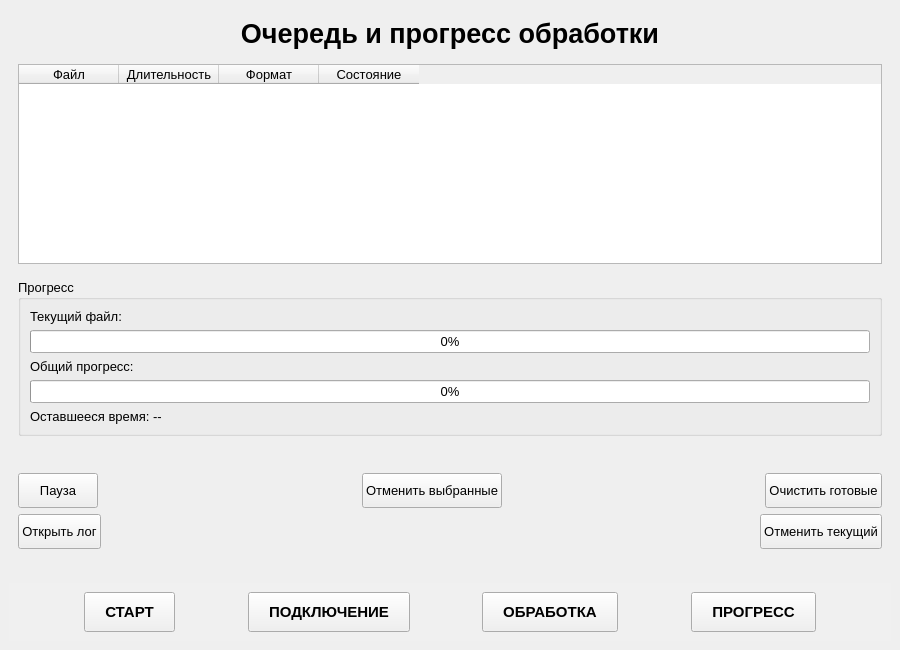
Old version of the form src/client/ui/ui_main.ui in the repository yakovlevia/SpeechEQ.
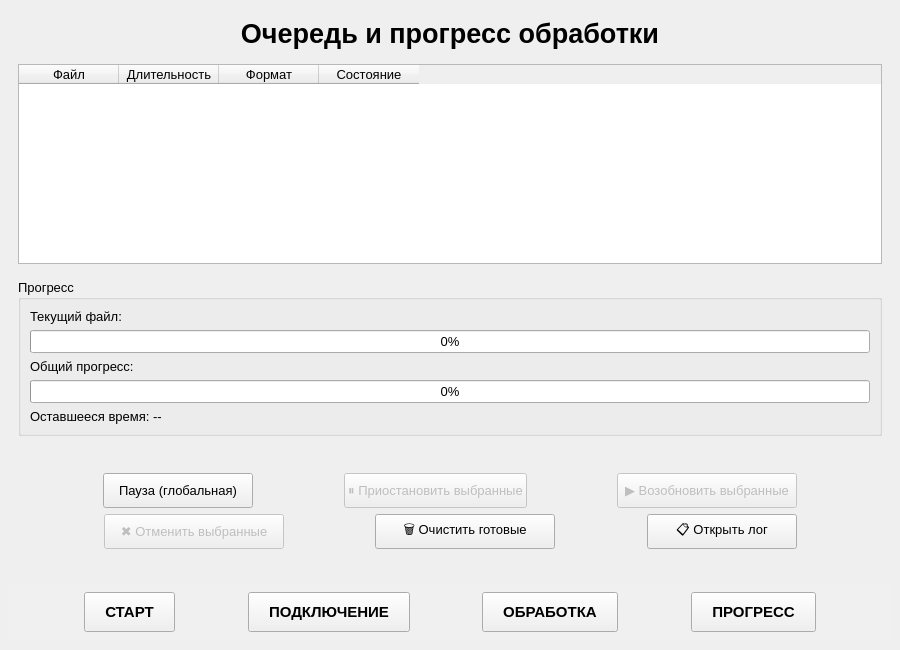
New version of the form. The open tabs and pages were chosen to show the change.

```diff
--- a/src/client/ui/ui_main.ui
+++ b/src/client/ui/ui_main.ui
@@ -1246,10 +1246,24 @@
         <!-- Упрощенные кнопки управления -->
         <item>
          <layout class="QHBoxLayout" name="horizontalLayout_6">
+          <item>
+           <spacer name="horizontalSpacer_progress_left">
+            <property name="orientation">
+             <enum>Qt::Horizontal</enum>
+            </property>
+            <property name="sizeHint" stdset="0">
+             <size>
+              <width>10</width>
+              <height>20</height>
+             </size>
+            </property>
+           </spacer>
+          </item>
+          
           <item>
            <widget class="QPushButton" name="pauseTasksBtn">
             <property name="text">
-             <string>Пауза</string>
+             <string>Пауза (глобальная)</string>
             </property>
             <property name="font">
              <font>
@@ -1258,7 +1272,7 @@
             </property>
             <property name="minimumSize">
              <size>
-              <width>0</width>
+              <width>150</width>
               <height>35</height>
              </size>
             </property>
@@ -1280,9 +1294,9 @@
           </item>
           
           <item>
-           <widget class="QPushButton" name="cancelSelectedBtn">
+           <widget class="QPushButton" name="pauseSelectedBtn">
             <property name="text">
-             <string>Отменить выбранные</string>
+             <string>⏸ Приостановить выбранные</string>
             </property>
             <property name="font">
              <font>
@@ -1291,10 +1305,13 @@
             </property>
             <property name="minimumSize">
              <size>
-              <width>0</width>
+              <width>180</width>
               <height>35</height>
              </size>
             </property>
+            <property name="enabled">
+             <bool>false</bool>
+            </property>
            </widget>
           </item>
           
@@ -1313,9 +1330,9 @@
           </item>
           
           <item>
-           <widget class="QPushButton" name="clearFinishedBtn">
+           <widget class="QPushButton" name="resumeSelectedBtn">
             <property name="text">
-             <string>Очистить готовые</string>
+             <string>▶ Возобновить выбранные</string>
             </property>
             <property name="font">
              <font>
@@ -1324,21 +1341,121 @@
             </property>
             <property name="minimumSize">
              <size>
-              <width>0</width>
+              <width>180</width>
               <height>35</height>
              </size>
             </property>
+            <property name="enabled">
+             <bool>false</bool>
+            </property>
            </widget>
           </item>
+          
+          <item>
+           <spacer name="horizontalSpacer_progress_mid3">
+            <property name="orientation">
+             <enum>Qt::Horizontal</enum>
+            </property>
+            <property name="sizeHint" stdset="0">
+             <size>
+              <width>10</width>
+              <height>20</height>
+             </size>
+            </property>
+           </spacer>
+          </item>
          </layout>
         </item>
         
         <item>
          <layout class="QHBoxLayout" name="horizontalLayout_7">
+          <item>
+           <spacer name="horizontalSpacer_progress_left2">
+            <property name="orientation">
+             <enum>Qt::Horizontal</enum>
+            </property>
+            <property name="sizeHint" stdset="0">
+             <size>
+              <width>10</width>
+              <height>20</height>
+             </size>
+            </property>
+           </spacer>
+          </item>
+          
+          <item>
+           <widget class="QPushButton" name="cancelSelectedBtn">
+            <property name="text">
+             <string>✖ Отменить выбранные</string>
+            </property>
+            <property name="font">
+             <font>
+              <pointsize>10</pointsize>
+             </font>
+            </property>
+            <property name="minimumSize">
+             <size>
+              <width>180</width>
+              <height>35</height>
+             </size>
+            </property>
+            <property name="enabled">
+             <bool>false</bool>
+            </property>
+           </widget>
+          </item>
+          
+          <item>
+           <spacer name="horizontalSpacer_progress_mid4">
+            <property name="orientation">
+             <enum>Qt::Horizontal</enum>
+            </property>
+            <property name="sizeHint" stdset="0">
+             <size>
+              <width>10</width>
+              <height>20</height>
+             </size>
+            </property>
+           </spacer>
+          </item>
+          
+          <item>
+           <widget class="QPushButton" name="clearFinishedBtn">
+            <property name="text">
+             <string>🗑 Очистить готовые</string>
+            </property>
+            <property name="font">
+             <font>
+              <pointsize>10</pointsize>
+             </font>
+            </property>
+            <property name="minimumSize">
+             <size>
+              <width>180</width>
+              <height>35</height>
+             </size>
+            </property>
+           </widget>
+          </item>
+          
+          <item>
+           <spacer name="horizontalSpacer_progress_mid5">
+            <property name="orientation">
+             <enum>Qt::Horizontal</enum>
+            </property>
+            <property name="sizeHint" stdset="0">
+             <size>
+              <width>10</width>
+              <height>20</height>
+             </size>
+            </property>
+           </spacer>
+          </item>
+          
           <item>
            <widget class="QPushButton" name="openLogBtn">
             <property name="text">
-             <string>Открыть лог</string>
+             <string>📋 Открыть лог</string>
             </property>
             <property name="font">
              <font>
@@ -1347,7 +1464,7 @@
             </property>
             <property name="minimumSize">
              <size>
-              <width>0</width>
+              <width>150</width>
               <height>35</height>
              </size>
             </property>
@@ -1355,7 +1472,7 @@
           </item>
           
           <item>
-           <spacer name="horizontalSpacer_progress_mid3">
+           <spacer name="horizontalSpacer_progress_right">
             <property name="orientation">
              <enum>Qt::Horizontal</enum>
             </property>
@@ -1367,25 +1484,6 @@
             </property>
            </spacer>
           </item>
-          
-          <item>
-           <widget class="QPushButton" name="cancelCurrentBtn">
-            <property name="text">
-             <string>Отменить текущий</string>
-            </property>
-            <property name="font">
-             <font>
-              <pointsize>10</pointsize>
-             </font>
-            </property>
-            <property name="minimumSize">
-             <size>
-              <width>0</width>
-              <height>35</height>
-             </size>
-            </property>
-           </widget>
-          </item>
          </layout>
         </item>
         
```
Left out of the diff: 3 changed lines with no effect on the pictures.
